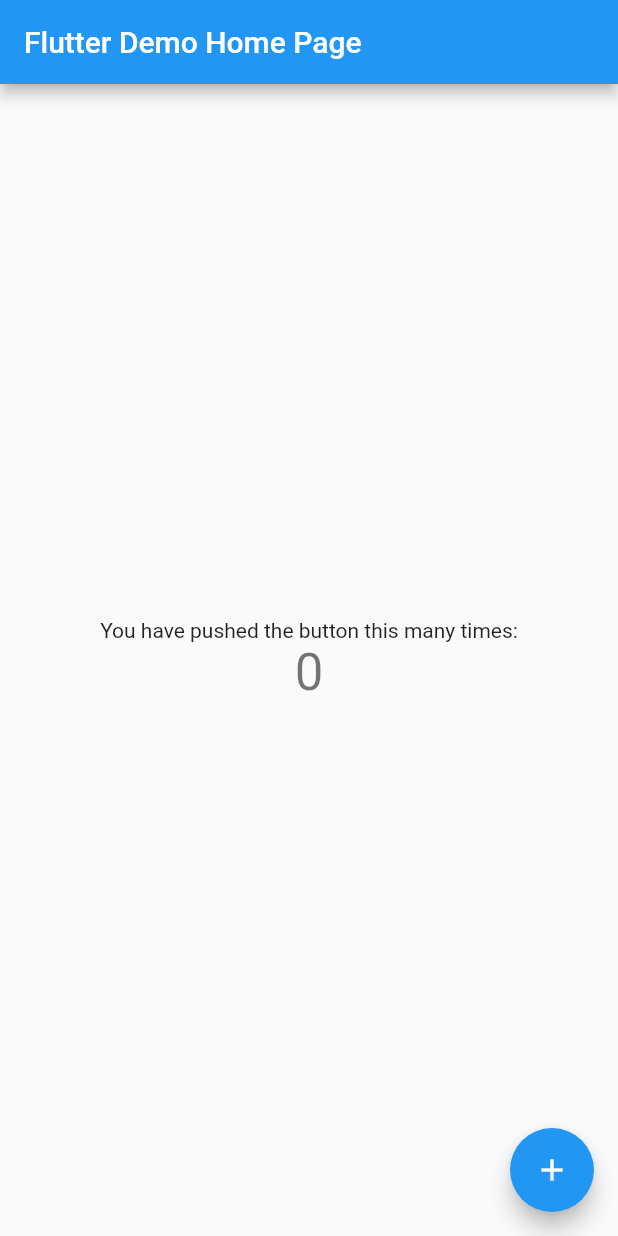
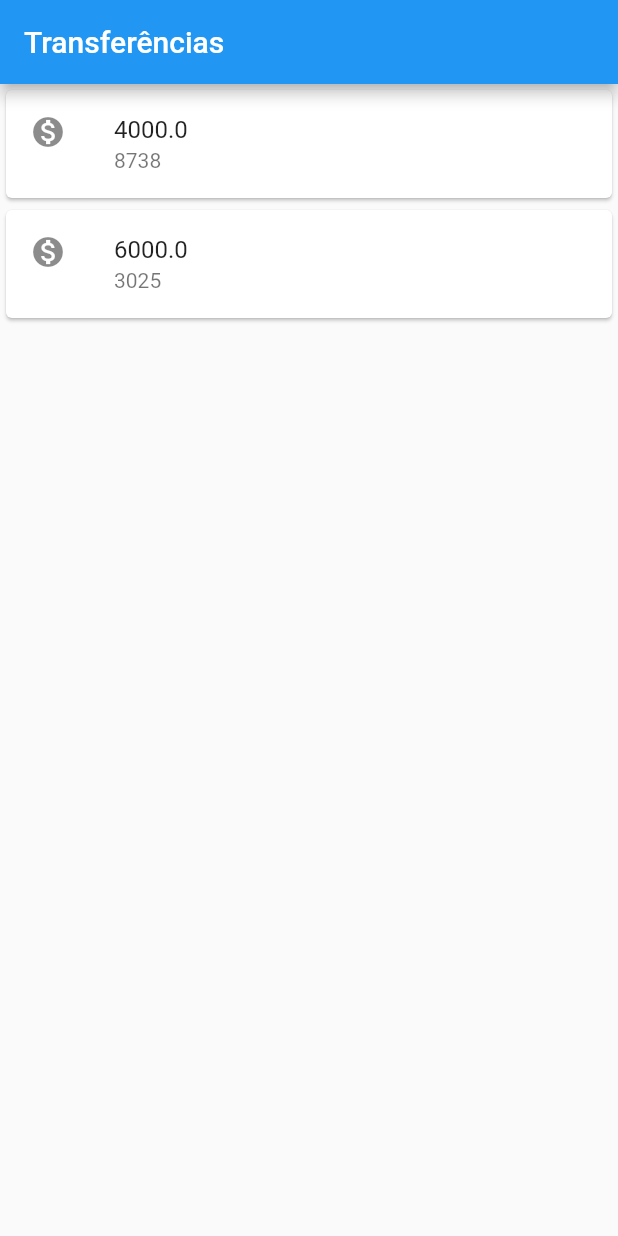
Before and after one commit to eliaslazcano/flutter_bytebank, a Flutter app: the screen it shows after launch, on a phone screen of 412 x 824 dp. Run offline on Flutter 3.47's test engine with Material 2 defaults, Android fonts, the light colour scheme and no system bars.

Commit message:
Primeira View: Transferencias
A listagem de transferências bancarias realizadas, ainda estática com valores fixados.

```diff
--- /dev/null
+++ b/lib/components/item_transferencia.dart
@@ -0,0 +1,19 @@
+import 'package:flutter/material.dart';
+import 'package:flutter_bytebank/model/transferencia.dart';
+
+class ItemTransferencia extends StatelessWidget {
+  final Transferencia _transferencia;
+
+  const ItemTransferencia(this._transferencia, {Key? key}) : super(key: key);
+
+  @override
+  Widget build(BuildContext context) {
+    return Card(
+      child: ListTile(
+        leading: const Icon(Icons.monetization_on),
+        title: Text(_transferencia.valor.toString()),
+        subtitle: Text(_transferencia.numeroConta.toString()),
+      ),
+    );
+  }
+}
--- a/lib/main.dart
+++ b/lib/main.dart
@@ -1,115 +1,6 @@
 import 'package:flutter/material.dart';
+import 'package:flutter_bytebank/views/transferencias.dart';
 
-void main() {
-  runApp(const MyApp());
-}
-
-class MyApp extends StatelessWidget {
-  const MyApp({Key? key}) : super(key: key);
-
-  // This widget is the root of your application.
-  @override
-  Widget build(BuildContext context) {
-    return MaterialApp(
-      title: 'Flutter Demo',
-      theme: ThemeData(
-        // This is the theme of your application.
-        //
-        // Try running your application with "flutter run". You'll see the
-        // application has a blue toolbar. Then, without quitting the app, try
-        // changing the primarySwatch below to Colors.green and then invoke
-        // "hot reload" (press "r" in the console where you ran "flutter run",
-        // or simply save your changes to "hot reload" in a Flutter IDE).
-        // Notice that the counter didn't reset back to zero; the application
-        // is not restarted.
-        primarySwatch: Colors.blue,
-      ),
-      home: const MyHomePage(title: 'Flutter Demo Home Page'),
-    );
-  }
-}
-
-class MyHomePage extends StatefulWidget {
-  const MyHomePage({Key? key, required this.title}) : super(key: key);
-
-  // This widget is the home page of your application. It is stateful, meaning
-  // that it has a State object (defined below) that contains fields that affect
-  // how it looks.
-
-  // This class is the configuration for the state. It holds the values (in this
-  // case the title) provided by the parent (in this case the App widget) and
-  // used by the build method of the State. Fields in a Widget subclass are
-  // always marked "final".
-
-  final String title;
-
-  @override
-  State<MyHomePage> createState() => _MyHomePageState();
-}
-
-class _MyHomePageState extends State<MyHomePage> {
-  int _counter = 0;
-
-  void _incrementCounter() {
-    setState(() {
-      // This call to setState tells the Flutter framework that something has
-      // changed in this State, which causes it to rerun the build method below
-      // so that the display can reflect the updated values. If we changed
-      // _counter without calling setState(), then the build method would not be
-      // called again, and so nothing would appear to happen.
-      _counter++;
-    });
-  }
-
-  @override
-  Widget build(BuildContext context) {
-    // This method is rerun every time setState is called, for instance as done
-    // by the _incrementCounter method above.
-    //
-    // The Flutter framework has been optimized to make rerunning build methods
-    // fast, so that you can just rebuild anything that needs updating rather
-    // than having to individually change instances of widgets.
-    return Scaffold(
-      appBar: AppBar(
-        // Here we take the value from the MyHomePage object that was created by
-        // the App.build method, and use it to set our appbar title.
-        title: Text(widget.title),
-      ),
-      body: Center(
-        // Center is a layout widget. It takes a single child and positions it
-        // in the middle of the parent.
-        child: Column(
-          // Column is also a layout widget. It takes a list of children and
-          // arranges them vertically. By default, it sizes itself to fit its
-          // children horizontally, and tries to be as tall as its parent.
-          //
-          // Invoke "debug painting" (press "p" in the console, choose the
-          // "Toggle Debug Paint" action from the Flutter Inspector in Android
-          // Studio, or the "Toggle Debug Paint" command in Visual Studio Code)
-          // to see the wireframe for each widget.
-          //
-          // Column has various properties to control how it sizes itself and
-          // how it positions its children. Here we use mainAxisAlignment to
-          // center the children vertically; the main axis here is the vertical
-          // axis because Columns are vertical (the cross axis would be
-          // horizontal).
-          mainAxisAlignment: MainAxisAlignment.center,
-          children: <Widget>[
-            const Text(
-              'You have pushed the button this many times:',
-            ),
-            Text(
-              '$_counter',
-              style: Theme.of(context).textTheme.headline4,
-            ),
-          ],
-        ),
-      ),
-      floatingActionButton: FloatingActionButton(
-        onPressed: _incrementCounter,
-        tooltip: 'Increment',
-        child: const Icon(Icons.add),
-      ), // This trailing comma makes auto-formatting nicer for build methods.
-    );
-  }
-}
+void main() => runApp(const MaterialApp(
+    home: Transferencias(),
+));
--- /dev/null
+++ b/lib/model/transferencia.dart
@@ -0,0 +1,6 @@
+class Transferencia {
+  final double valor;
+  final int numeroConta;
+
+  Transferencia(this.valor, this.numeroConta);
+}
--- /dev/null
+++ b/lib/views/transferencias.dart
@@ -0,0 +1,20 @@
+import 'package:flutter/material.dart';
+import 'package:flutter_bytebank/components/item_transferencia.dart';
+import 'package:flutter_bytebank/model/transferencia.dart';
+
+class Transferencias extends StatelessWidget {
+  const Transferencias({Key? key}) : super(key: key);
+
+  @override
+  Widget build(BuildContext context) {
+    return Scaffold(
+      appBar: AppBar(title: const Text('Transferências'),),
+      body: Column(
+        children: [
+          ItemTransferencia(Transferencia(4000,8738)),
+          ItemTransferencia(Transferencia(6000,3025)),
+        ],
+      ),
+    );
+  }
+}
```
Also changed, not shown: 1 other file.
